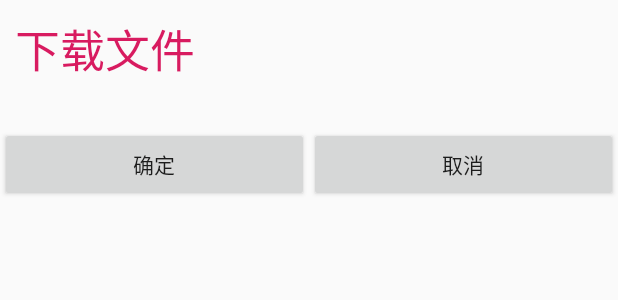
After one commit to shinaoo/PanFile, an Android app: the layout dlg_comfirm.xml on its own in the app's theme, with its tools: preview values and no code run, on a phone screen of 412 x 824 dp. The commit adds this screen. Shown: the top 300 px of the screen. Run offline under Robolectric (Android 15) with nearby library versions, the phone set to English and light mode, and no system bars.

Commit message:
上传下载优化基本完成

```diff
--- a/app/src/main/java/com/panfile/acts/LoginActivity.java
+++ b/app/src/main/java/com/panfile/acts/LoginActivity.java
@@ -60,7 +60,6 @@ public class LoginActivity extends AppCompatActivity {
     @Override
     protected void onActivityResult(int requestCode, int resultCode, @Nullable Intent data) {
         super.onActivityResult(requestCode, resultCode, data);
-        Log.e("MyTag","resultcode:" + resultCode);
         if (resultCode == RESULT_OK){
             switch (requestCode){
                 case REQUEST_WRITE_STORAGE:
@@ -73,6 +72,9 @@ public class LoginActivity extends AppCompatActivity {
 
     private void init(){
         clientService = new ClientService();
+        et_name.setText("1");
+        et_pass.setText("1");
+        et_token.setText("1");
     }
 
     @OnClick({R.id.btn_login_login})
--- /dev/null
+++ b/app/src/main/java/com/panfile/dialog/ChoosePathDlg.java
@@ -0,0 +1,4 @@
+package com.panfile.dialog;
+
+public class ChoosePathDlg {
+}
--- a/app/src/main/java/com/panfile/service/FileService.java
+++ b/app/src/main/java/com/panfile/service/FileService.java
@@ -32,7 +32,7 @@ public class FileService {
 
     public void uploadFile(String uploadPath) {
         new Thread(() -> {
-            Log.e("MyTag","upload thread start");
+            Log.e("MyTag","upload thread start" + uploadPath);
             File uFile = new File(uploadPath);
             if (!uFile.exists())
                 return;
@@ -66,7 +66,9 @@ public class FileService {
                 @Override
                 public void onResponse(Call<ResponseBody> call, Response<ResponseBody> response) {
                     if (response != null && response.isSuccessful()){
-                        boolean toDisk = writeResponseBodyToDisk(response.body(),path);
+                        String saveFilePath = path;
+                        saveFilePath = saveFilePath.substring(saveFilePath.lastIndexOf(File.separator),saveFilePath.length());
+                        boolean toDisk = writeResponseBodyToDisk(response.body(),saveFilePath);
                         if (toDisk){
                             Log.e("MyTag","下载成功");
                         }else{
--- a/app/src/main/res/layout/act_login.xml
+++ b/app/src/main/res/layout/act_login.xml
@@ -2,7 +2,7 @@
 <RelativeLayout xmlns:android="http://schemas.android.com/apk/res/android"
     android:layout_width="match_parent"
     android:layout_height="match_parent"
-    android:gravity="center">
+    android:gravity="top">
 
     <EditText
         android:id="@+id/et_login_name"
--- /dev/null
+++ b/app/src/main/res/layout/dlg_comfirm.xml
@@ -0,0 +1,44 @@
+<?xml version="1.0" encoding="utf-8"?>
+<RelativeLayout xmlns:android="http://schemas.android.com/apk/res/android"
+    android:layout_width="match_parent"
+    android:layout_height="match_parent">
+
+    <TextView
+        android:id="@+id/tv_dlg_origin"
+        android:layout_width="match_parent"
+        android:layout_height="wrap_content"
+        android:layout_alignParentTop="true"
+        android:padding="10dp"
+        android:text="下载文件"
+        android:textColor="@color/colorAccent"
+        android:textSize="30dp" />
+
+    <TextView
+        android:id="@+id/tv_dlg_filename"
+        android:layout_width="match_parent"
+        android:layout_height="wrap_content"
+        android:layout_below="@id/tv_dlg_origin"
+        android:text="" />
+
+    <LinearLayout
+        android:layout_width="match_parent"
+        android:layout_height="wrap_content"
+        android:layout_below="@id/tv_dlg_filename"
+        android:orientation="horizontal">
+
+        <Button
+            android:id="@+id/btn_dlg_comfirm_sure"
+            android:layout_width="match_parent"
+            android:layout_height="50dp"
+            android:layout_weight="1"
+            android:text="确定" />
+
+        <Button
+            android:id="@+id/btn_dlg_comfirm_cancel"
+            android:layout_width="match_parent"
+            android:layout_height="50dp"
+            android:layout_weight="1"
+            android:text="取消" />
+    </LinearLayout>
+
+</RelativeLayout>
```
Also changed, not shown: app/src/main/java/com/panfile/acts/FilesAct.java (+39 -9 lines), app/src/main/java/com/panfile/dialog/ComfirmDlg.java (added, +72 -0 lines), app/src/main/res/layout/act_file.xml (+24 -5 lines), app/src/main/res/mipmap-xhdpi/previous.png (added).
